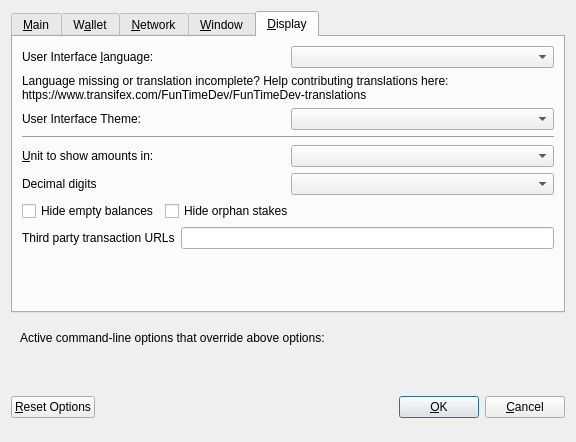
Above: src/qt/forms/optionsdialog.ui from Function-Coin/FUNC before the change. Below: the same form after it.
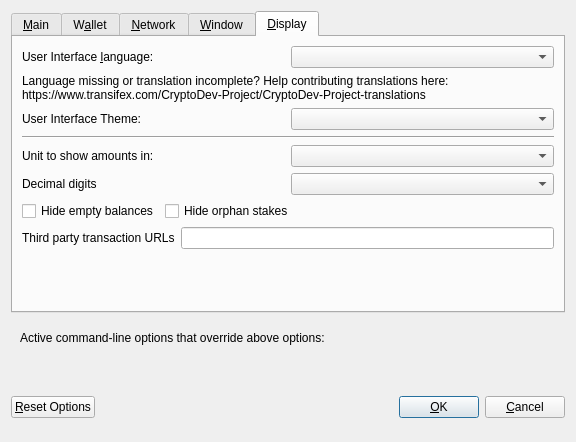
That is the form after the change. The open tabs and pages were chosen to show the change. Custom widgets are drawn as their Qt base class.

```diff
--- a/src/qt/forms/optionsdialog.ui
+++ b/src/qt/forms/optionsdialog.ui
@@ -524,7 +524,7 @@
          </property>
          <property name="text">
           <string>Language missing or translation incomplete? Help contributing translations here:
-https://www.transifex.com/FunTimeDev/FunTimeDev-translations</string>
+https://www.transifex.com/CryptoDev-Project/CryptoDev-Project-translations</string>
          </property>
          <property name="wordWrap">
           <bool>true</bool>
@@ -552,6 +552,12 @@
         </layout>
        </item>
        <item>
+        <widget class="QWidget" name="verticalZfuncDisplayWidget" native="true">
+         <layout class="QVBoxLayout" name="verticalZfuncDisplayLayout">
+          <property name="margin">
+           <number>0</number>
+          </property>
+          <item>
         <widget class="Line" name="line">
          <property name="orientation">
           <enum>Qt::Horizontal</enum>
@@ -563,7 +569,7 @@
          <item>
           <widget class="QLabel" name="unitLabel">
            <property name="text">
-            <string>&amp;Unit to show amounts in:</string>
+               <string>Unit to show amounts in:</string>
            </property>
            <property name="textFormat">
             <enum>Qt::PlainText</enum>
@@ -659,6 +665,9 @@
           </widget>
          </item>
         </layout>
+          </item>
+         </layout>
+        </widget>
        </item>
        <item>
         <spacer name="verticalSpacer">
```
Left out of the diff: 21 changed lines with no effect on the pictures. Lines whose indentation alone changed are shown as unchanged.
